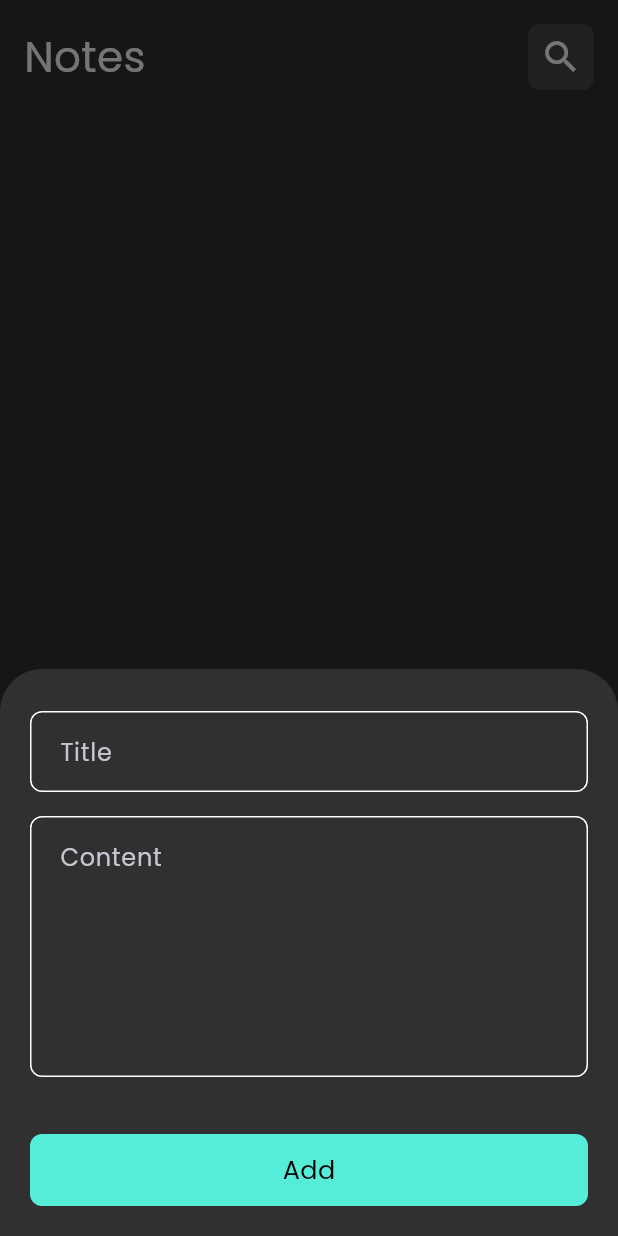
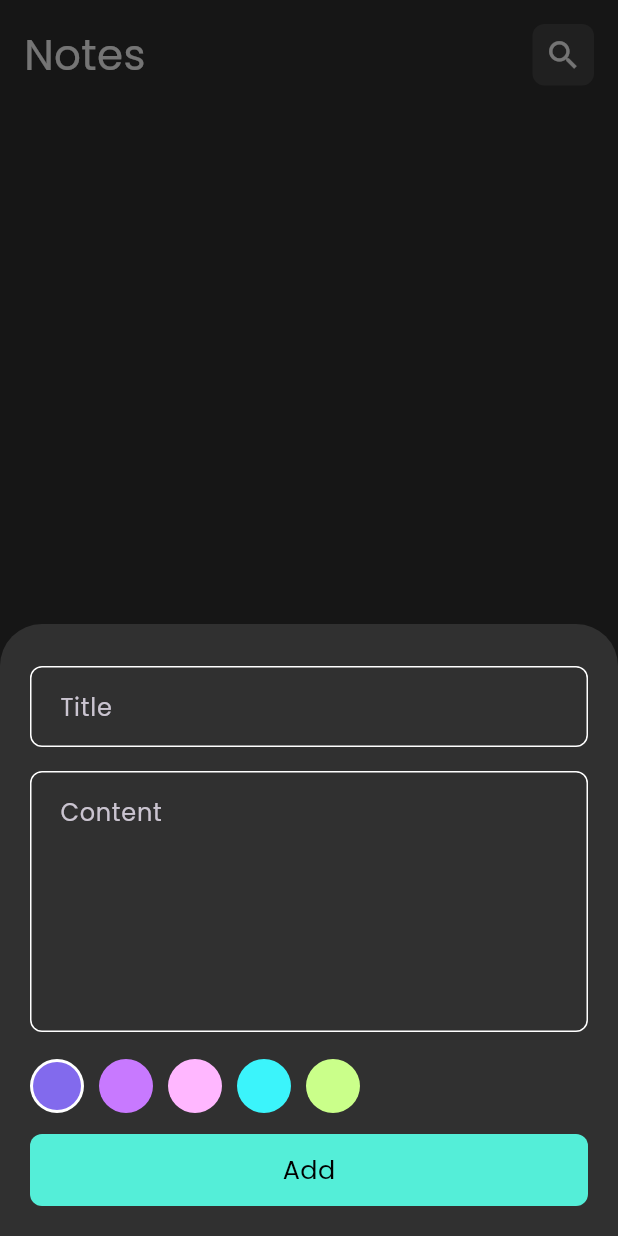
Before and after one commit to KaremMotaz/notes_app, a Flutter app: the screen it shows after launch, after a tap on the "add" icon, on a phone screen of 412 x 824 dp. Run offline on Flutter 3.47's test engine with Material 3 defaults, Android fonts, the phone set to English and light mode, and no system bars; our stand-ins replace flutter_bloc, font_awesome_flutter, hive, hive_flutter; accounts and stored records are empty.

Commit message:
add color list

```diff
--- /dev/null
+++ b/devtools_options.yaml
@@ -0,0 +1,3 @@
+description: This file stores settings for Dart & Flutter DevTools.
+documentation: https://docs.flutter.dev/tools/devtools/extensions#configure-extension-enablement-states
+extensions:
--- a/lib/constants/colors.dart
+++ b/lib/constants/constants.dart
@@ -2,3 +2,4 @@ import 'dart:ui';
 
 const kPrimaryColor = Color(0xff54eed8);
 const kNotesBox = "notes_box";
+const double radiusOfColorItem = 18 ;
--- a/lib/cubits/add_note_cubit/add_note_cubit.dart
+++ b/lib/cubits/add_note_cubit/add_note_cubit.dart
@@ -1,15 +1,16 @@
 import 'package:flutter/material.dart';
 import 'package:flutter_bloc/flutter_bloc.dart';
 import 'package:hive_flutter/adapters.dart';
-import 'package:notes_app/constants/colors.dart';
+import 'package:notes_app/constants/constants.dart';
 import 'package:notes_app/models/note_model.dart';
 
 part 'add_note_state.dart';
 
 class AddNoteCubit extends Cubit<AddNoteState> {
   AddNoteCubit() : super(AddNoteInitialState());
-
+  int color = const Color(0xff826AED).value;
   addNote(NoteModel note) async {
+    note.color = color;
     emit(AddNoteLoadingState());
     try {
       var notesBox = Hive.box<NoteModel>(kNotesBox);
--- a/lib/cubits/notes_cubit/notes_cubit.dart
+++ b/lib/cubits/notes_cubit/get_notes_cubit.dart
@@ -1,9 +1,9 @@
 import 'package:flutter/material.dart';
 import 'package:flutter_bloc/flutter_bloc.dart';
 import 'package:hive/hive.dart';
-import 'package:notes_app/constants/colors.dart';
+import 'package:notes_app/constants/constants.dart';
 import 'package:notes_app/models/note_model.dart';
-part 'notes_state.dart';
+part 'get_notes_state.dart';
 
 class GetNotesCubit extends Cubit<GetNotesState> {
   GetNotesCubit() : super(GetNotesInitialState());
@@ -12,5 +12,6 @@ class GetNotesCubit extends Cubit<GetNotesState> {
   getAllNotes() {
     var notesBox = Hive.box<NoteModel>(kNotesBox);
     notes = notesBox.values.toList();
+    emit(GetNoteLoadedState());
   }
 }
--- a/lib/cubits/notes_cubit/notes_state.dart
+++ b/lib/cubits/notes_cubit/get_notes_state.dart
@@ -1,6 +1,8 @@
-part of 'notes_cubit.dart';
+part of 'get_notes_cubit.dart';
 
 @immutable
 sealed class GetNotesState {}
 
 final class GetNotesInitialState extends GetNotesState {}
+
+final class GetNoteLoadedState extends GetNotesState {}
--- a/lib/main.dart
+++ b/lib/main.dart
@@ -1,6 +1,7 @@
 import 'package:flutter/material.dart';
 import 'package:hive_flutter/adapters.dart';
-import 'package:notes_app/constants/colors.dart';
+import 'package:notes_app/constants/constants.dart';
+import 'package:notes_app/cubits/notes_cubit/get_notes_cubit.dart';
 import 'package:notes_app/models/note_model.dart';
 import 'package:notes_app/simple_bloc_observer.dart';
 import 'package:notes_app/views/notes_view.dart';
@@ -19,7 +20,9 @@ class MainApp extends StatelessWidget {
 
   @override
   Widget build(BuildContext context) {
-    return MaterialApp(
+    return BlocProvider(
+        create: (context) => GetNotesCubit(),
+      child: MaterialApp(
         debugShowCheckedModeBanner: false,
         theme: ThemeData(
           brightness: Brightness.dark,
@@ -27,6 +30,7 @@ class MainApp extends StatelessWidget {
           fontFamily: "Poppins",
         ),
         home: const NotesView(),
+      ),
     );
   }
 }
--- a/lib/models/note_model.dart
+++ b/lib/models/note_model.dart
@@ -4,13 +4,13 @@ part 'note_model.g.dart';
 @HiveType(typeId: 0)
 class NoteModel extends HiveObject {
   @HiveField(0)
-  final String title;
+  String title;
   @HiveField(1)
-  final String content;
+  String content;
   @HiveField(2)
   final String date;
   @HiveField(3)
-  final int color;
+  int color;
 
   NoteModel({
     required this.title,
--- a/lib/views/notes_view.dart
+++ b/lib/views/notes_view.dart
@@ -1,7 +1,5 @@
 import 'package:flutter/material.dart';
-import 'package:flutter_bloc/flutter_bloc.dart';
-import 'package:notes_app/constants/colors.dart';
-import 'package:notes_app/cubits/notes_cubit/notes_cubit.dart';
+import 'package:notes_app/constants/constants.dart';
 import 'package:notes_app/views/widgets/add_note_model_sheet.dart';
 import 'widgets/notes_view_body.dart';
 
@@ -11,8 +9,6 @@ class NotesView extends StatelessWidget {
   @override
   Widget build(BuildContext context) {
     return SafeArea(
-      child: BlocProvider(
-        create: (context) => GetNotesCubit(),
       child: Scaffold(
         floatingActionButton: FloatingActionButton(
           onPressed: () {
@@ -36,7 +32,6 @@ class NotesView extends StatelessWidget {
         ),
         body: const NotesViewBody(),
       ),
-      ),
     );
   }
 }
--- a/lib/views/widgets/add_note_form.dart
+++ b/lib/views/widgets/add_note_form.dart
@@ -1,6 +1,7 @@
 import 'package:flutter/material.dart';
 import 'package:flutter_bloc/flutter_bloc.dart';
 import 'package:intl/intl.dart';
+import 'package:notes_app/constants/constants.dart';
 import 'package:notes_app/cubits/add_note_cubit/add_note_cubit.dart';
 import 'package:notes_app/models/note_model.dart';
 import 'package:notes_app/views/widgets/custom_button.dart';
@@ -39,10 +40,15 @@ class _AddNoteFormState extends State<AddNoteForm> {
             maxLines: 6,
           ),
           const SizedBox(
-            height: 30,
+            height: 10,
+          ),
+          const ColorsListView(),
+          const SizedBox(
+            height: 14,
           ),
           BlocBuilder<AddNoteCubit, AddNoteState>(
             builder: (context, state) {
+              int currentColor = BlocProvider.of<AddNoteCubit>(context).color;
               return CustomButton(
                 isLoading: state is AddNoteLoadingState ? true : false,
                 text: "Add",
@@ -53,7 +59,7 @@ class _AddNoteFormState extends State<AddNoteForm> {
                       title: title!,
                       content: content!,
                       date: formattedDate,
-                      color: Colors.blue.value,
+                      color: currentColor,
                     );
                     BlocProvider.of<AddNoteCubit>(context).addNote(noteModel);
                   } else {
@@ -69,3 +75,76 @@ class _AddNoteFormState extends State<AddNoteForm> {
     );
   }
 }
+
+class ColorItem extends StatelessWidget {
+  const ColorItem({
+    super.key,
+    required this.isActive,
+    required this.color,
+  });
+  final bool isActive;
+  final Color color;
+  @override
+  Widget build(BuildContext context) {
+    return isActive
+        ? Padding(
+            padding: const EdgeInsets.only(right: 10),
+            child: CircleAvatar(
+              radius: radiusOfColorItem,
+              backgroundColor: Colors.white,
+              child: CircleAvatar(
+                radius: radiusOfColorItem - 2,
+                backgroundColor: color,
+              ),
+            ),
+          )
+        : Padding(
+            padding: const EdgeInsets.only(right: 10),
+            child: CircleAvatar(
+              radius: radiusOfColorItem,
+              backgroundColor: color,
+            ),
+          );
+  }
+}
+
+class ColorsListView extends StatefulWidget {
+  const ColorsListView({super.key});
+
+  @override
+  State<ColorsListView> createState() => _ColorsListViewState();
+}
+
+class _ColorsListViewState extends State<ColorsListView> {
+  int currentIndex = 0;
+  List<Color> colorsList = [
+    const Color(0xff826AED),
+    const Color(0xffC879FF),
+    const Color(0xffFFB7FF),
+    const Color(0xff3BF4FB),
+    const Color(0xffCAFF8A),
+  ];
+  @override
+  Widget build(BuildContext context) {
+    return SizedBox(
+      height: radiusOfColorItem * 2,
+      child: ListView.builder(
+        itemCount: colorsList.length,
+        scrollDirection: Axis.horizontal,
+        itemBuilder: (context, index) {
+          return GestureDetector(
+            onTap: () {
+              currentIndex = index;
+              BlocProvider.of<AddNoteCubit>(context).color = colorsList[index].value ;
+              setState(() {});
+            },
+            child: ColorItem(
+              isActive: currentIndex == index,
+              color: colorsList[index],
+            ),
+          );
+        },
+      ),
+    );
+  }
+}
--- a/lib/views/widgets/add_note_model_sheet.dart
+++ b/lib/views/widgets/add_note_model_sheet.dart
@@ -2,6 +2,7 @@ import 'dart:developer';
 import 'package:flutter/material.dart';
 import 'package:flutter_bloc/flutter_bloc.dart';
 import 'package:notes_app/cubits/add_note_cubit/add_note_cubit.dart';
+import 'package:notes_app/cubits/notes_cubit/get_notes_cubit.dart';
 import 'package:notes_app/views/widgets/add_note_form.dart';
 
 class AddNoteModelSheet extends StatelessWidget {
@@ -14,6 +15,7 @@ class AddNoteModelSheet extends StatelessWidget {
       child: BlocConsumer<AddNoteCubit, AddNoteState>(
         listener: (context, state) {
           if (state is AddNoteLoadedState) {
+            BlocProvider.of<GetNotesCubit>(context).getAllNotes();
             Navigator.pop(context);
             log("Success");
           }
--- a/lib/views/widgets/custom_appbar.dart
+++ b/lib/views/widgets/custom_appbar.dart
@@ -6,11 +6,12 @@ class CustomAppbar extends StatelessWidget {
     super.key,
     required this.customIcon,
     required this.appbarTitle,
-    required this.iconsize,
+    required this.onTap,
   });
   final IconData customIcon;
   final String appbarTitle;
-  final double iconsize;
+  final VoidCallback onTap;
+
   @override
   Widget build(BuildContext context) {
     return Row(
@@ -25,7 +26,7 @@ class CustomAppbar extends StatelessWidget {
         ),
         CustomIcon(
           customIcon: customIcon,
-          iconsize: iconsize,
+          onTap: onTap,
         )
       ],
     );
--- a/lib/views/widgets/custom_button.dart
+++ b/lib/views/widgets/custom_button.dart
@@ -1,5 +1,5 @@
 import 'package:flutter/material.dart';
-import 'package:notes_app/constants/colors.dart';
+import 'package:notes_app/constants/constants.dart';
 
 class CustomButton extends StatelessWidget {
   const CustomButton({
--- a/lib/views/widgets/custom_icon.dart
+++ b/lib/views/widgets/custom_icon.dart
@@ -1,11 +1,13 @@
 import 'package:flutter/material.dart';
 
 class CustomIcon extends StatelessWidget {
-  const CustomIcon(
-      {super.key, required this.customIcon, required this.iconsize});
+  const CustomIcon({
+    super.key,
+    required this.customIcon,
+    required this.onTap,
+  });
   final IconData customIcon;
-  final double iconsize;
-
+  final VoidCallback onTap;
   @override
   Widget build(BuildContext context) {
     return Container(
@@ -17,10 +19,10 @@ class CustomIcon extends StatelessWidget {
         ),
       ),
       child: GestureDetector(
-        onTap: () {},
+        onTap: onTap,
         child: Icon(
           customIcon,
-          size: iconsize,
+          size: 25,
         ),
       ),
     );
--- a/lib/views/widgets/custom_text_field.dart
+++ b/lib/views/widgets/custom_text_field.dart
@@ -1,5 +1,5 @@
 import 'package:flutter/material.dart';
-import 'package:notes_app/constants/colors.dart';
+import 'package:notes_app/constants/constants.dart';
 
 class CustomTextField extends StatelessWidget {
   const CustomTextField({
@@ -7,15 +7,21 @@ class CustomTextField extends StatelessWidget {
     required this.hintText,
     this.maxLines = 1,
     this.onSaved,
+    this.onChanged,
+    this.controller,
   });
   final String hintText;
   final int maxLines;
   final void Function(String?)? onSaved;
+  final void Function(String)? onChanged;
+  final TextEditingController? controller;
   @override
   Widget build(BuildContext context) {
     return Padding(
       padding: const EdgeInsets.symmetric(vertical: 8),
       child: TextFormField(
+        controller: controller,
+        onChanged: onChanged,
         onSaved: onSaved,
         validator: (value) {
           if (value?.isEmpty ?? true) {
--- a/lib/views/widgets/notes_list_view.dart
+++ b/lib/views/widgets/notes_list_view.dart
@@ -1,6 +1,6 @@
 import 'package:flutter/material.dart';
 import 'package:flutter_bloc/flutter_bloc.dart';
-import 'package:notes_app/cubits/notes_cubit/notes_cubit.dart';
+import 'package:notes_app/cubits/notes_cubit/get_notes_cubit.dart';
 import 'package:notes_app/models/note_model.dart';
 import 'package:notes_app/views/widgets/custom_note_item.dart';
 
@@ -11,14 +11,16 @@ class NotesListView extends StatelessWidget {
   Widget build(BuildContext context) {
     return BlocBuilder<GetNotesCubit, GetNotesState>(
       builder: (context, state) {
-        List<NoteModel> notes =
+        List<NoteModel> notesModelList =
             BlocProvider.of<GetNotesCubit>(context).notes ?? [];
+        List<NoteModel> reversedNotesModelList = notesModelList.reversed.toList();
+
         return Expanded(
           child: ListView.builder(
-            itemCount: notes.length,
+            itemCount: reversedNotesModelList.length,
             itemBuilder: (context, index) {
               return CustomNoteItem(
-                note: notes[index],
+                noteModel: reversedNotesModelList[index],
               );
             },
           ),
--- a/lib/views/widgets/notes_view_body.dart
+++ b/lib/views/widgets/notes_view_body.dart
@@ -1,6 +1,6 @@
 import 'package:flutter/material.dart';
 import 'package:flutter_bloc/flutter_bloc.dart';
-import 'package:notes_app/cubits/notes_cubit/notes_cubit.dart';
+import 'package:notes_app/cubits/notes_cubit/get_notes_cubit.dart';
 import 'package:notes_app/views/widgets/custom_appbar.dart';
 import 'package:notes_app/views/widgets/notes_list_view.dart';
 
@@ -20,19 +20,19 @@ class _NotesViewBodyState extends State<NotesViewBody> {
 
   @override
   Widget build(BuildContext context) {
-    return const Padding(
-      padding: EdgeInsets.all(16),
+    return Padding(
+      padding: const EdgeInsets.all(16),
       child: Column(
         children: [
           CustomAppbar(
             customIcon: Icons.search,
             appbarTitle: 'Notes',
-            iconsize: 28,
+            onTap: () {},
           ),
-          SizedBox(
+          const SizedBox(
             height: 12,
           ),
-          NotesListView(),
+          const NotesListView(),
         ],
       ),
     );
```
Also changed, not shown: lib/views/edit_note_view.dart (+7 -4 lines), lib/views/widgets/custom_note_item.dart (+14 -9 lines), lib/views/widgets/edit_note_view_body.dart (+33 -9 lines). Lines whose indentation alone changed are shown as unchanged.
